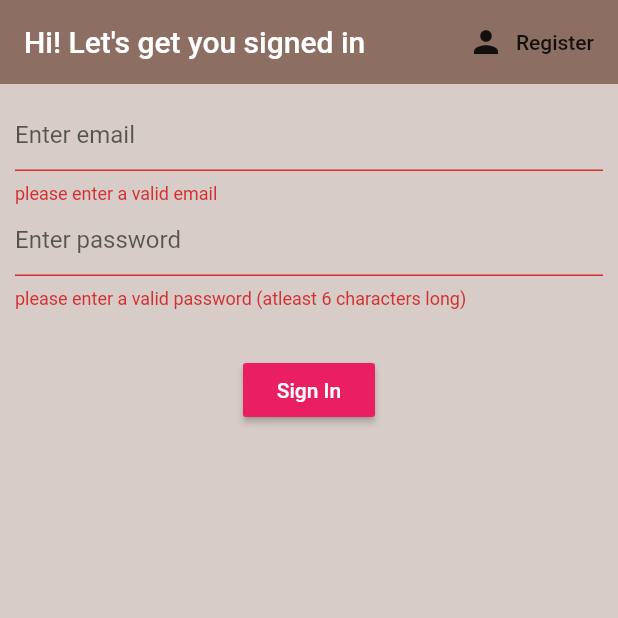
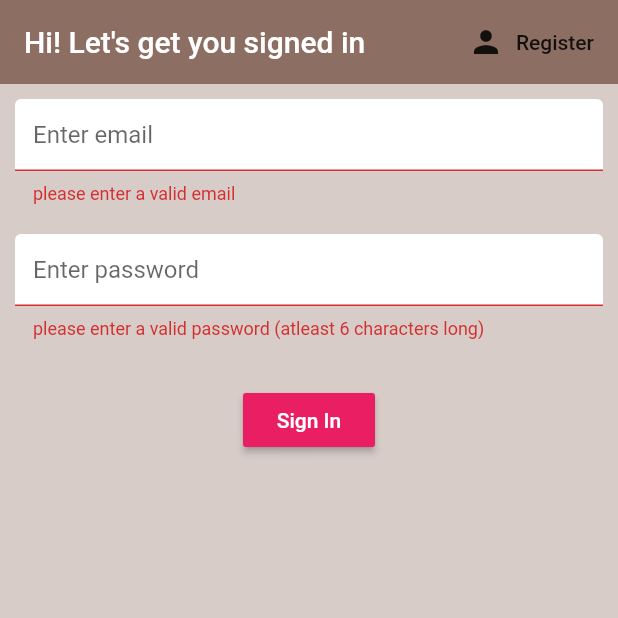
Before and after one commit to pranav-pundeer/Beverr, a Flutter app: the screen it shows after launch, after a tap on "Sign In", on a phone screen of 412 x 824 dp, the top half of it. Run offline on Flutter 3.47's test engine with Material 2 defaults, Android fonts, the phone set to English and light mode, and no system bars; our stand-ins replace firebase_auth, firebase_core, flutter_spinkit; accounts and stored records are empty.

Commit message:
Update signIn.dart

```diff
--- a/lib/screens/authentication/signIn.dart
+++ b/lib/screens/authentication/signIn.dart
@@ -1,5 +1,8 @@
+import 'package:beverr/constants/loading.dart';
 import 'package:beverr/services/auth.dart';
 import 'package:flutter/material.dart';
+
+import '../../constants/text.dart';
 
 class SignIn extends StatefulWidget {
 
@@ -17,19 +20,20 @@ class _SignInState extends State<SignIn> {
   String password= "";
   String error= "";
   final _formkey = GlobalKey<FormState>();
+  bool loading= false;
 
 
   @override
   Widget build(BuildContext context) {
-    return Scaffold(
+    return loading? Loading(): Scaffold(
       backgroundColor: Colors.brown[100],
       appBar: AppBar(
         actions: [
           FlatButton.icon(onPressed: (){
             widget.toggleView();
           },
-            icon: Icon(Icons.person),
-            label: Text('Register'),),
+            icon: const Icon(Icons.person),
+            label: const Text('Register'),),
         ],
         elevation: 0.0,
         backgroundColor: Colors.brown[400],
@@ -45,23 +49,20 @@ class _SignInState extends State<SignIn> {
                 validator: (value){
                   return (value!.isEmpty? 'please enter a valid email': null);
                 },
-                decoration: const InputDecoration(
-                  hintText: "Enter email",
-                ),
+                decoration: textFieldDecoration.copyWith(hintText: 'Enter email'),
                 onChanged: (value){
                   setState((){
                     email= value;
                   });
                 },
               ),
+              const SizedBox(height: 20,),
               TextFormField(
                 validator: (value){
                   return (value!.length<6? 'please enter a valid password (atleast 6 characters long)': null);
                 },
                 obscureText: true,
-                decoration: const InputDecoration(
-                  hintText: "Enter password",
-                ),
+                decoration: textFieldDecoration.copyWith(hintText: 'Enter password'),
                 onChanged: (value){
                   setState((){
                     password= value;
@@ -72,9 +73,13 @@ class _SignInState extends State<SignIn> {
               RaisedButton(
                 onPressed: ()async{
                   if(_formkey.currentState!.validate()){
+                    setState(()=>loading= true);
                     dynamic result= await _auth.signInWithEmailAndPassword(email, password);
                     if(result== null){
-                      setState(()=> error= 'couldn\'t sign in with those credentials');
+                      setState((){
+                        error= 'couldn\'t sign in with those credentials';
+                        loading= false;
+                      });
                     }
                   }
                 },
```
